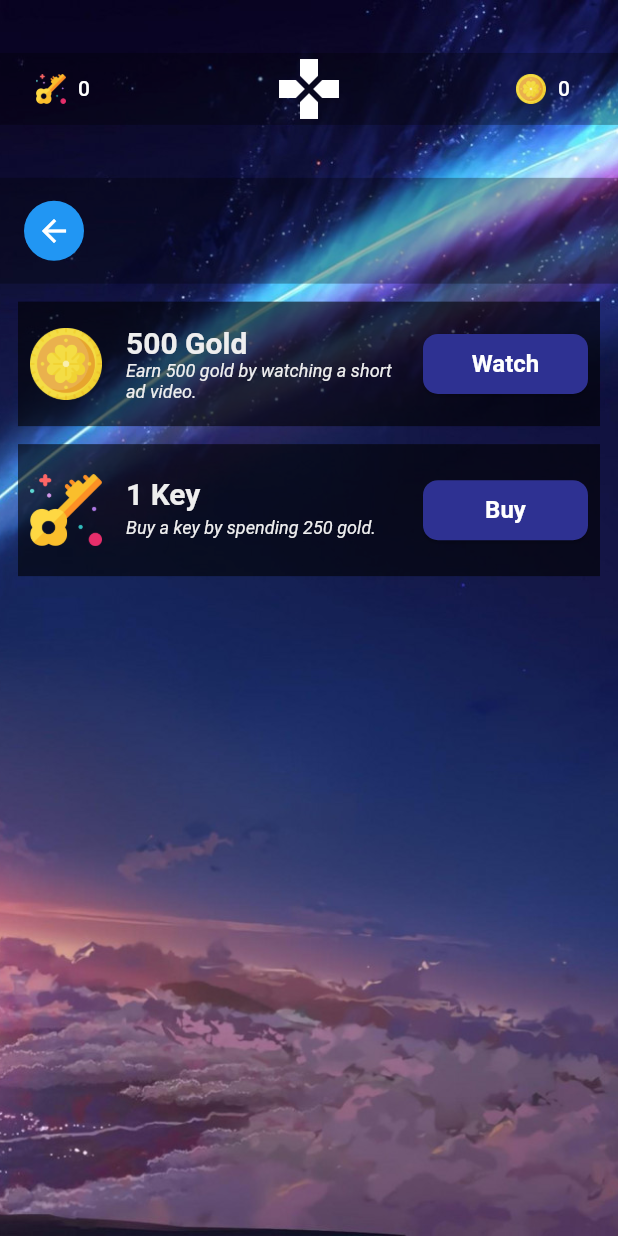
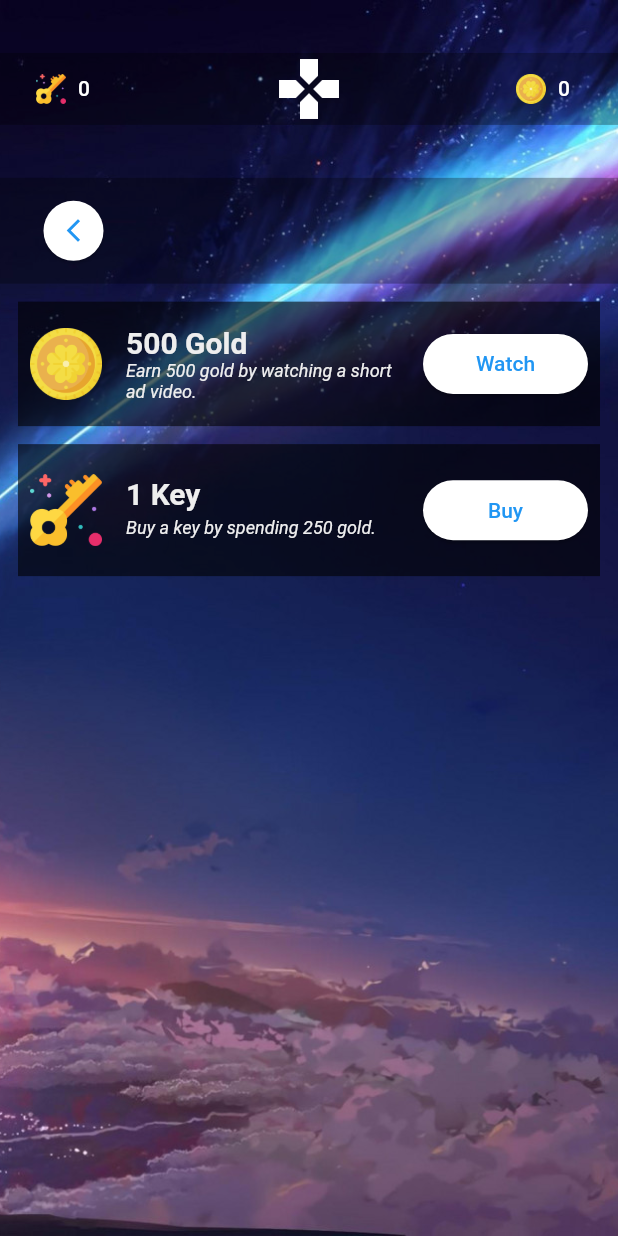
Before and after one commit to ahmetbugraozcan/EA-Anime, a Flutter app: the ShopView screen opened directly, on a phone screen of 412 x 824 dp. Run offline on Flutter 3.47's test engine with Material 2 defaults, Android fonts, the phone set to English and light mode, and no system bars; our stand-ins replace another_flushbar, bloc, cached_network_image, cloud_firestore, connectivity_plus, device_preview and 16 more; missing offline and left inert: async_wallpaper, image_downloader, whatsapp_stickers_plus; accounts and stored records are empty; network calls fail; Roboto replaces fonts that are missing (Ubuntu).

Commit message:
M3'e geçildikten sonra oluşan tema uyuşmazlığı ortadan kaldırıldı.

```diff
--- a/lib/Core/Init/Theme/app_theme_light.dart
+++ b/lib/Core/Init/Theme/app_theme_light.dart
@@ -12,15 +12,15 @@ class AppThemeLight implements IAppTheme {
   ThemeData? themeData = ThemeData.light().copyWith(
     textTheme: GoogleFonts.ubuntuTextTheme(),
     useMaterial3: true,
-    primaryColor: Color(0xff2e3192),
-    primaryColorDark: Color(0xff2e3192),
-    elevatedButtonTheme: ElevatedButtonThemeData(
-      style: ElevatedButton.styleFrom(
-        backgroundColor: Color(0xff2e3192),
-        shape: RoundedRectangleBorder(
-          borderRadius: BorderRadius.circular(10),
-        ),
-      ),
-    ),
+    // primaryColor: Color(0xff2e3192),
+    // primaryColorDark: Color(0xff2e3192),
+    // elevatedButtonTheme: ElevatedButtonThemeData(
+    //   style: ElevatedButton.styleFrom(
+    //     backgroundColor: Color(0xff2e3192),
+    //     shape: RoundedRectangleBorder(
+    //       borderRadius: BorderRadius.circular(10),
+    //     ),
+    //   ),
+    // ),
   );
 }
--- a/lib/Core/Utils/utils.dart
+++ b/lib/Core/Utils/utils.dart
@@ -61,12 +61,6 @@ class Utils {
 
     list.shuffle();
 
-    String a = "";
-    list.forEach((element) {
-      a += element;
-    });
-
-    print(a);
     return list;
   }
 
--- a/lib/Models/wallpaper_model.dart
+++ b/lib/Models/wallpaper_model.dart
@@ -8,7 +8,7 @@ class WallpaperModel {
 
   WallpaperModel.fromJson(Map<String, dynamic>? json) {
     if (json == null) return;
-    print(json);
+
     animeName = json['animeName'];
     tags = json['tags'] == null ? [] : json['tags'].cast<String>();
     imageUrl = json['imageUrl'];
--- a/lib/Provider/ads/cubit/ads_provider_cubit.dart
+++ b/lib/Provider/ads/cubit/ads_provider_cubit.dart
@@ -64,7 +64,6 @@ class AdsProviderCubit extends Cubit<AdsProviderState> {
       request: AdRequest(),
       listener: BannerAdListener(
         onAdLoaded: (Ad ad) {
-          print('Ad loaded.');
           setBannerAd(ad as BannerAd);
           setIsBannerAdLoaded(true);
         },
--- a/lib/Provider/language/cubit/language_provider_cubit.dart
+++ b/lib/Provider/language/cubit/language_provider_cubit.dart
@@ -19,7 +19,7 @@ class LanguageProviderCubit extends Cubit<LanguageProviderState> {
   Future<void> getLanguage() async {
     _switchLoading();
     String language = _cacheManager.getStringValue(PreferencesKeys.LANGUAGE);
-    print("FIRST LANGUAGE :$language");
+
     if (language.isNotEmpty) {
       await setLanguage(
         LanguageEnums.values
--- a/lib/Provider/testgame/cubit/test_game_selection_cubit.dart
+++ b/lib/Provider/testgame/cubit/test_game_selection_cubit.dart
@@ -16,7 +16,7 @@ class TestGameSelectionCubit extends Cubit<TestGameSelectionState> {
 
     List<PersonalityTestModel>? model =
         await repository.getPersonalityQuestionsData();
-    print(model);
+
     if (model != null) {
       emit(state.copyWith(personalityTestModels: List.from(model)));
     }
--- a/lib/Service/wallpaper_manager_service.dart
+++ b/lib/Service/wallpaper_manager_service.dart
@@ -41,7 +41,7 @@ class WallpaperManagerService {
       return true;
     } on PlatformException {
       result = 'Failed to get wallpaper.';
-      print(result);
+
       return false;
     }
   }
--- a/lib/View/Shop/shop_view.dart
+++ b/lib/View/Shop/shop_view.dart
@@ -37,15 +37,13 @@ class ShopView extends StatelessWidget {
                     child: Row(
                       mainAxisAlignment: MainAxisAlignment.spaceBetween,
                       children: [
-                        CircleAvatar(
-                          child: IconButton(
+                        ElevatedButton(
+                            style:
+                                ElevatedButton.styleFrom(shape: CircleBorder()),
                             onPressed: () {
                               Navigator.pop(context);
-                              // todo save game state
                             },
-                            icon: Icon(Icons.arrow_back),
-                          ),
-                        ),
+                            child: Icon(Icons.arrow_back_ios_new)),
                         // CircleAvatar(
                         //   child: IconButton(
                         //     onPressed: () {},
--- a/lib/View/TestGame/cubit/test_game_cubit.dart
+++ b/lib/View/TestGame/cubit/test_game_cubit.dart
@@ -72,9 +72,7 @@ class TestGameCubit extends Cubit<TestGameState> {
 
     personalityTestModel.characters
         ?.sort((a, b) => b.point!.compareTo(a.point!));
-    personalityTestModel.characters?.forEach((element) {
-      print(element.name! + " " + element.point.toString());
-    });
+
     emit(state.copyWith(isTestEnded: true));
   }
 
--- a/lib/Widgets/Cards/shop_card.dart
+++ b/lib/Widgets/Cards/shop_card.dart
@@ -1,15 +1,10 @@
 import 'package:easy_localization/easy_localization.dart';
 import 'package:flutter/material.dart';
-import 'package:flutter/src/widgets/container.dart';
-import 'package:flutter/src/widgets/framework.dart';
-import 'package:flutter_bloc/flutter_bloc.dart';
+
 import 'package:flutterglobal/Core/Constants/Enums/application_enums.dart';
 import 'package:flutterglobal/Core/Extensions/context_extensions.dart';
 import 'package:flutterglobal/Core/Init/Language/locale_keys.g.dart';
 import 'package:flutterglobal/Core/Utils/utils.dart';
-import 'package:flutterglobal/Provider/cubit/user_provider_cubit.dart';
-import 'package:flutterglobal/Widgets/Bounce/bounce_without_hover.dart';
-import 'package:flutterglobal/Widgets/Buttons/3dbutton.dart';
 
 enum ShopCardType { PURCHASE, VIDEO }
 
@@ -74,10 +69,6 @@ class ShopCard extends StatelessWidget {
                   child: ElevatedButton(
                       child: Text(
                         LocaleKeys.general_watch.tr(),
-                        style: context.textTheme.titleMedium?.copyWith(
-                          fontWeight: FontWeight.bold,
-                          color: Colors.white,
-                        ),
                       ),
                       onPressed: onTap ?? () {}),
                 );
@@ -88,8 +79,6 @@ class ShopCard extends StatelessWidget {
                   child: ElevatedButton(
                       child: Text(
                         LocaleKeys.general_buy.tr(),
-                        style: context.textTheme.subtitle1?.copyWith(
-                            fontWeight: FontWeight.bold, color: Colors.white),
                         textAlign: TextAlign.center,
                       ),
                       onPressed: onTap ?? () {}),
```
Also changed, not shown: lib/View/Guessing/guessing_view.dart (+6 -15 lines), lib/View/TimeLimitGuessingView/time_limit_guessing_view.dart (+10 -18 lines), lib/View/WatchAnimeDetails/cubit/watch_anime_details_cubit.dart (+9 -0 lines), lib/View/WatchAnimeDetails/watch_anime_details_view.dart (+27 -3 lines).
